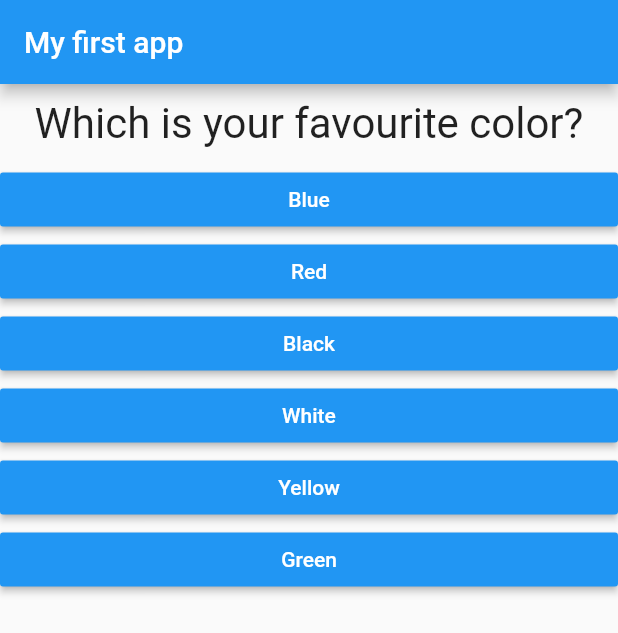
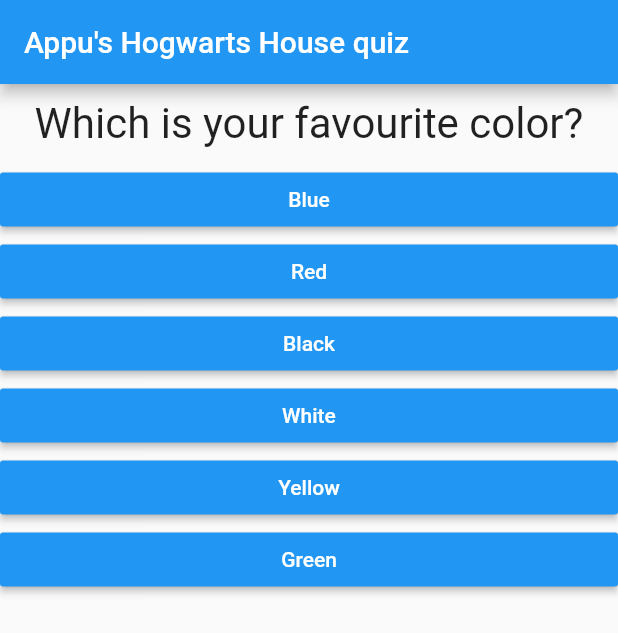
Before and after one commit to appuchias/flutter_testing, a Flutter app: the screen it shows after launch, on a phone screen of 412 x 824 dp. Shown: the top 633 px of the screen. Run offline on Flutter 3.47's test engine with Material 2 defaults, Android fonts, the phone set to English and light mode, and no system bars.

Commit message:
App name

```diff
--- a/starting/lib/main.dart
+++ b/starting/lib/main.dart
@@ -91,7 +91,7 @@
     return MaterialApp(
       home: Scaffold(
         appBar: AppBar(
-          title: Text("My first app"),
+          title: Text("Appu's Hogwarts House quiz"),
         ),
         body: _questionIndex < _questions.length
             ? Quiz(
```
